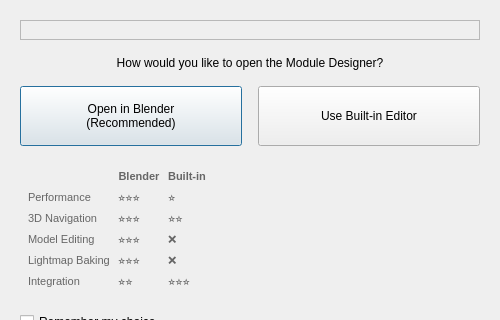
openkotor/pykotor, file Tools/HolocronToolset/src/ui/dialogs/blender_choice.ui: the form before one commit; both pictures show x 0 to 500 and y 0 to 320 of the 500 by 600 pixel window.
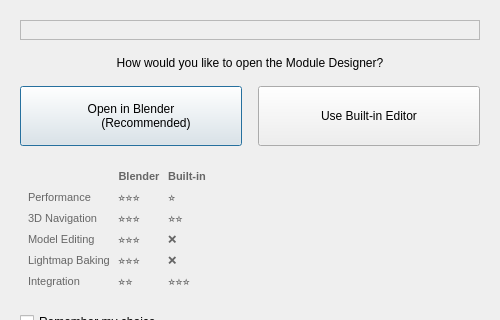
The form after the commit.

```diff
--- a/Tools/HolocronToolset/src/ui/dialogs/blender_choice.ui
+++ b/Tools/HolocronToolset/src/ui/dialogs/blender_choice.ui
@@ -72,7 +72,7 @@
        </property>
        <property name="text">
         <string>Open in Blender
-(Recommended)</string>
+         (Recommended)</string>
        </property>
       </widget>
      </item>
```
Left out of the diff: 24 changed lines with no effect on the pictures.
